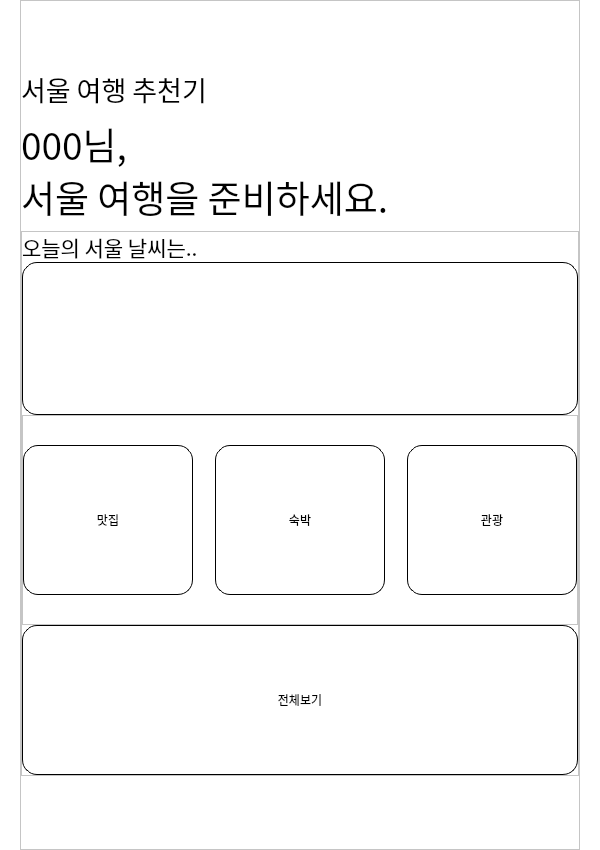
Above: seoul_main_page.ui from yunjae6875/seoul_trip_program before the change. Below: the same form after it.
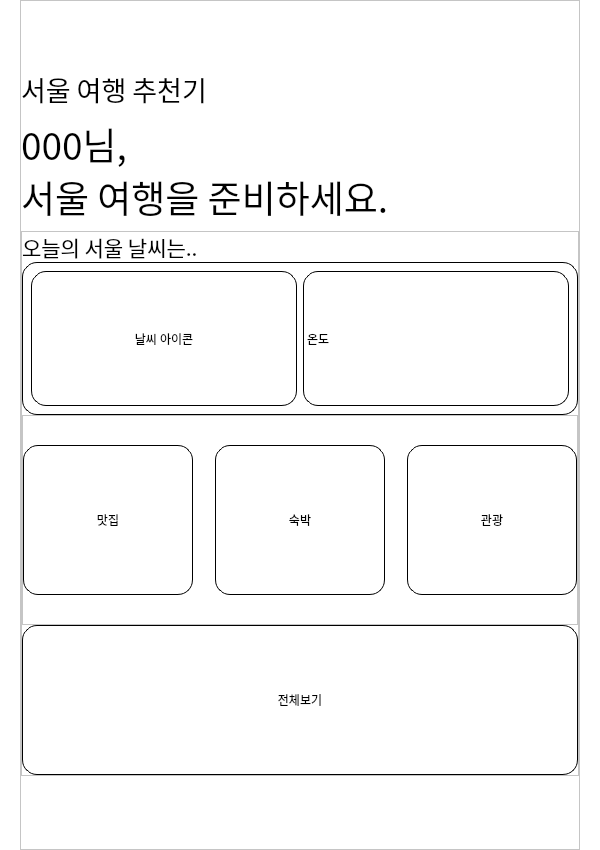
That is the form after the change. Icons and pictures are not drawn.

Commit message: UI 컴파일 및 UI 수정 및 내 코드

The edit to the form file:
```diff
--- a/seoul_main_page.ui
+++ b/seoul_main_page.ui
@@ -286,6 +286,28 @@
 border-radius: 15px;
 border: 1px solid black;</string>
                   </property>
+                  <layout class="QHBoxLayout" name="horizontalLayout_12">
+                   <item>
+                    <widget class="QLabel" name="wheather_icon">
+                     <property name="text">
+                      <string>날씨 아이콘</string>
+                     </property>
+                     <property name="scaledContents">
+                      <bool>true</bool>
+                     </property>
+                     <property name="alignment">
+                      <set>Qt::AlignCenter</set>
+                     </property>
+                    </widget>
+                   </item>
+                   <item>
+                    <widget class="QLabel" name="temp_label">
+                     <property name="text">
+                      <string>온도</string>
+                     </property>
+                    </widget>
+                   </item>
+                  </layout>
                  </widget>
                 </item>
                 <item>
```
The commit also changes 2 other files.
